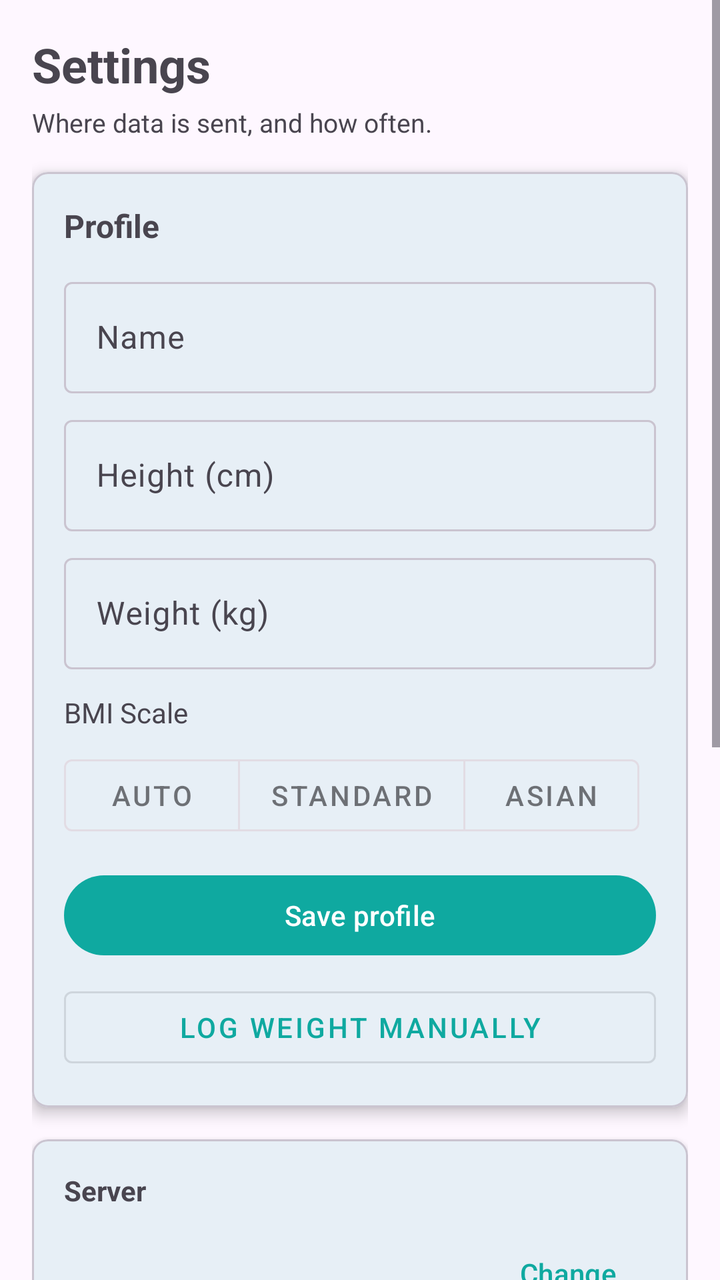
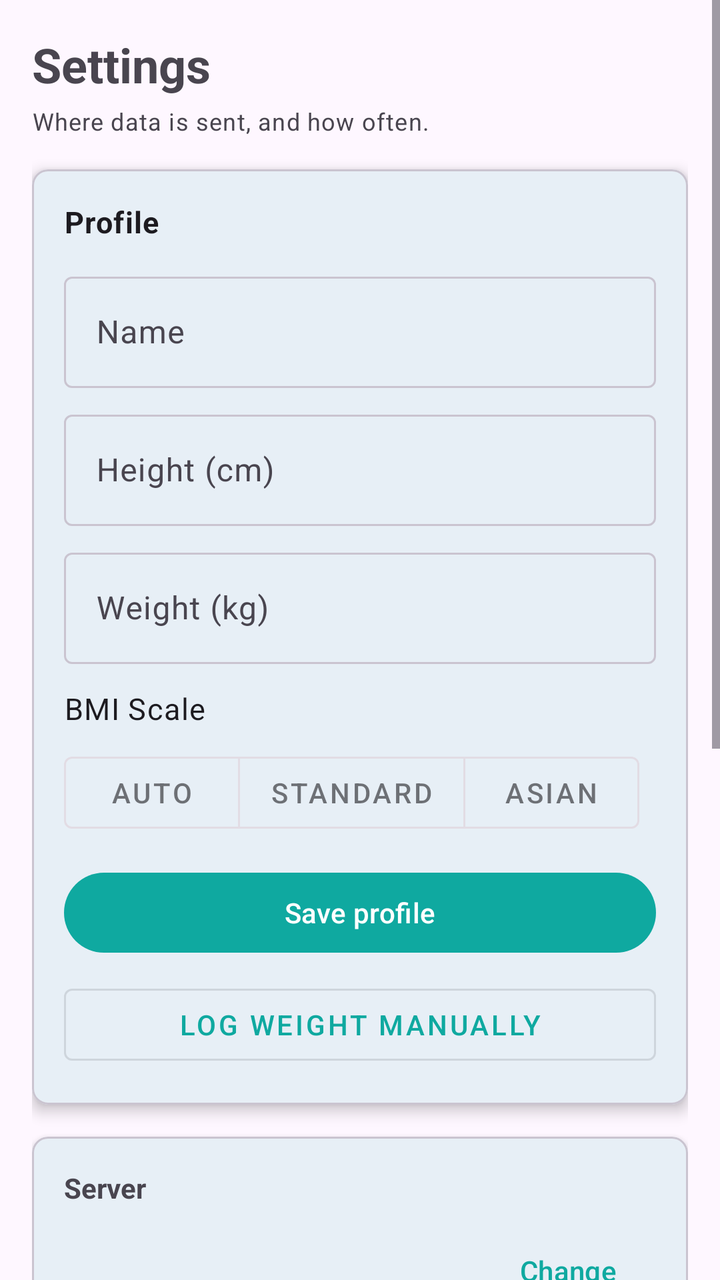

Before-and-after screenshots of an Android layout around one commit, followed by the original layout XML and the change that was made.
<!-- AndroidManifest.xml: activity theme Theme.Vitalix -->
<!-- res/layout/activity_settings.xml -->
<?xml version="1.0" encoding="utf-8"?>
<ScrollView xmlns:android="http://schemas.android.com/apk/res/android"
    xmlns:app="http://schemas.android.com/apk/res-auto"
    android:layout_width="match_parent"
    android:layout_height="match_parent"
    android:fillViewport="true">

    <LinearLayout
        android:layout_width="match_parent"
        android:layout_height="wrap_content"
        android:orientation="vertical"
        android:padding="16dp">

        <TextView
            android:layout_width="wrap_content"
            android:layout_height="wrap_content"
            android:layout_marginBottom="4dp"
            android:text="Settings"
            android:textSize="24sp"
            android:textStyle="bold" />

        <TextView
            android:layout_width="match_parent"
            android:layout_height="wrap_content"
            android:layout_marginBottom="16dp"
            android:text="Where data is sent, and how often."
            android:textSize="13sp" />

        
        <com.google.android.material.card.MaterialCardView
            android:layout_width="match_parent"
            android:layout_height="wrap_content"
            android:layout_marginBottom="16dp"
            app:cardCornerRadius="8dp"
            app:cardElevation="4dp">

            <LinearLayout
                android:layout_width="match_parent"
                android:layout_height="wrap_content"
                android:orientation="vertical"
                android:padding="16dp">

                <TextView
                    android:layout_width="wrap_content"
                    android:layout_height="wrap_content"
                    android:layout_marginBottom="12dp"
                    android:text="Profile"
                    android:textSize="16sp"
                    android:textStyle="bold" />

                <com.google.android.material.textfield.TextInputLayout
                    android:layout_width="match_parent"
                    android:layout_height="wrap_content"
                    android:layout_marginBottom="8dp"
                    android:hint="Name"
                    app:boxBackgroundMode="outline">
                    <com.google.android.material.textfield.TextInputEditText
                        android:id="@+id/editProfileName"
                        android:layout_width="match_parent"
                        android:layout_height="wrap_content"
                        android:inputType="textPersonName" />
                </com.google.android.material.textfield.TextInputLayout>

                <com.google.android.material.textfield.TextInputLayout
                    android:layout_width="match_parent"
                    android:layout_height="wrap_content"
                    android:layout_marginBottom="8dp"
                    android:hint="Height (cm)"
                    app:boxBackgroundMode="outline"
                    app:suffixText="cm">
                    <com.google.android.material.textfield.TextInputEditText
                        android:id="@+id/editProfileHeight"
                        android:layout_width="match_parent"
                        android:layout_height="wrap_content"
                        android:inputType="numberDecimal" />
                </com.google.android.material.textfield.TextInputLayout>

                <com.google.android.material.textfield.TextInputLayout
                    android:layout_width="match_parent"
                    android:layout_height="wrap_content"
                    android:layout_marginBottom="12dp"
                    android:hint="Weight (kg)"
                    app:boxBackgroundMode="outline"
                    app:suffixText="kg">
                    <com.google.android.material.textfield.TextInputEditText
                        android:id="@+id/editProfileWeight"
                        android:layout_width="match_parent"
                        android:layout_height="wrap_content"
                        android:inputType="numberDecimal" />
                </com.google.android.material.textfield.TextInputLayout>

                <TextView
                    android:layout_width="wrap_content"
                    android:layout_height="wrap_content"
                    android:layout_marginBottom="8dp"
                    android:text="BMI Scale"
                    android:textSize="14sp" />

                <com.google.android.material.button.MaterialButtonToggleGroup
                    android:id="@+id/toggleBmiScale"
                    android:layout_width="wrap_content"
                    android:layout_height="wrap_content"
                    android:layout_marginBottom="12dp"
                    app:singleSelection="true"
                    app:selectionRequired="true">

                    <com.google.android.material.button.MaterialButton
                        android:id="@+id/btnScaleAuto"
                        style="@style/Widget.MaterialComponents.Button.OutlinedButton"
                        android:layout_width="wrap_content"
                        android:layout_height="wrap_content"
                        android:text="Auto" />

                    <com.google.android.material.button.MaterialButton
                        android:id="@+id/btnScaleStandard"
                        style="@style/Widget.MaterialComponents.Button.OutlinedButton"
                        android:layout_width="wrap_content"
                        android:layout_height="wrap_content"
                        android:text="Standard" />

                    <com.google.android.material.button.MaterialButton
                        android:id="@+id/btnScaleAsian"
                        style="@style/Widget.MaterialComponents.Button.OutlinedButton"
                        android:layout_width="wrap_content"
                        android:layout_height="wrap_content"
                        android:text="Asian" />

                </com.google.android.material.button.MaterialButtonToggleGroup>

                <Button
                    android:id="@+id/btnSaveProfile"
                    android:layout_width="match_parent"
                    android:layout_height="wrap_content"
                    android:text="Save profile" />

                <Button
                    android:id="@+id/btnManualWeight"
                    android:layout_width="match_parent"
                    android:layout_height="wrap_content"
                    android:layout_marginTop="8dp"
                    android:text="Log weight manually"
                    style="@style/Widget.MaterialComponents.Button.OutlinedButton" />

            </LinearLayout>
        </com.google.android.material.card.MaterialCardView>

        
        <com.google.android.material.card.MaterialCardView
            android:layout_width="match_parent"
            android:layout_height="wrap_content"
            android:layout_marginBottom="16dp"
            app:cardCornerRadius="8dp"
            app:cardElevation="4dp">

            <LinearLayout
                android:layout_width="match_parent"
                android:layout_height="wrap_content"
                android:orientation="vertical"
                android:padding="16dp">

                <TextView
                    android:layout_width="wrap_content"
                    android:layout_height="wrap_content"
                    android:layout_marginBottom="8dp"
                    android:text="Server"
                    android:textStyle="bold" />

                <LinearLayout
                    android:layout_width="match_parent"
                    android:layout_height="wrap_content"
                    android:gravity="center_vertical"
                    android:orientation="horizontal">

                    <TextView
                        android:id="@+id/txtServerUrl"
                        android:layout_width="0dp"
                        android:layout_height="wrap_content"
                        android:layout_weight="1"
                        android:ellipsize="middle"
                        android:singleLine="true"
                        android:textSize="14sp" />

                    <Button
                        android:id="@+id/btnChangeServerUrl"
                        style="?attr/borderlessButtonStyle"
                        android:layout_width="wrap_content"
                        android:layout_height="wrap_content"
                        android:text="Change" />
                </LinearLayout>

            </LinearLayout>
        </com.google.android.material.card.MaterialCardView>

        
        <com.google.android.material.card.MaterialCardView
            android:layout_width="match_parent"
            android:layout_height="wrap_content"
            android:layout_marginBottom="16dp"
            app:cardCornerRadius="8dp"
            app:cardElevation="4dp">

            <LinearLayout
                android:layout_width="match_parent"
                android:layout_height="wrap_content"
                android:orientation="vertical"
                android:padding="16dp">

                <TextView
                    android:layout_width="wrap_content"
                    android:layout_height="wrap_content"
                    android:layout_marginBottom="8dp"
                    android:text="Auto-sync"
                    android:textStyle="bold" />

                <com.google.android.material.switchmaterial.SwitchMaterial
                    android:id="@+id/switchAutoSync"
                    android:layout_width="match_parent"
                    android:layout_height="wrap_content"
                    android:layout_marginBottom="8dp"
                    android:text="Enable auto-sync" />

                <TextView
                    android:id="@+id/txtAutoSyncState"
                    android:layout_width="match_parent"
                    android:layout_height="wrap_content"
                    android:textSize="12sp" />

            </LinearLayout>
        </com.google.android.material.card.MaterialCardView>

        <com.google.android.material.card.MaterialCardView
            android:id="@+id/cardBattery"
            android:layout_width="match_parent"
            android:layout_height="wrap_content"
            android:layout_marginTop="12dp"
            android:visibility="gone"
            app:cardBackgroundColor="?attr/colorErrorContainer">

            <LinearLayout
                android:layout_width="match_parent"
                android:layout_height="wrap_content"
                android:orientation="vertical"
                android:padding="16dp">

                <TextView
                    android:layout_width="wrap_content"
                    android:layout_height="wrap_content"
                    android:layout_marginBottom="8dp"
                    android:text="Background sync at risk"
                    android:textColor="?attr/colorOnErrorContainer"
                    android:textStyle="bold" />

                <TextView
                    android:id="@+id/txtBatteryHint"
                    android:layout_width="match_parent"
                    android:layout_height="wrap_content"
                    android:layout_marginBottom="8dp"
                    android:textColor="?attr/colorOnErrorContainer"
                    android:textSize="13sp" />

                <Button
                    android:id="@+id/btnAllowBackground"
                    android:layout_width="match_parent"
                    android:layout_height="wrap_content"
                    android:text="Allow background activity" />

                <Button
                    android:id="@+id/btnOpenDeviceSettings"
                    style="?attr/borderlessButtonStyle"
                    android:layout_width="match_parent"
                    android:layout_height="wrap_content"
                    android:text="Open device settings" />

            </LinearLayout>
        </com.google.android.material.card.MaterialCardView>

        
        <com.google.android.material.card.MaterialCardView
            android:layout_width="match_parent"
            android:layout_height="wrap_content"
            android:layout_marginTop="12dp"
            app:cardCornerRadius="8dp"
            app:cardElevation="4dp">

            <LinearLayout
                android:layout_width="match_parent"
                android:layout_height="wrap_content"
                android:orientation="vertical"
                android:padding="16dp">

                <TextView
                    android:layout_width="wrap_content"
                    android:layout_height="wrap_content"
                    android:layout_marginBottom="8dp"
                    android:text="Account"
                    android:textStyle="bold" />

                <TextView
                    android:layout_width="match_parent"
                    android:layout_height="wrap_content"
                    android:text="@string/account_export_hint"
                    android:textSize="13sp" />

                <Button
                    android:id="@+id/btnExportData"
                    style="?attr/materialButtonOutlinedStyle"
                    android:layout_width="match_parent"
                    android:layout_height="wrap_content"
                    android:text="@string/account_export" />

                <Button
                    android:id="@+id/btnDeleteAccount"
                    style="?attr/materialButtonOutlinedStyle"
                    android:layout_width="match_parent"
                    android:layout_height="wrap_content"
                    android:text="@string/account_delete"
                    android:textColor="?attr/colorError" />

            </LinearLayout>
        </com.google.android.material.card.MaterialCardView>

        <TextView
            android:id="@+id/txtVersion"
            android:layout_width="match_parent"
            android:layout_height="wrap_content"
            android:layout_marginTop="24dp"
            android:gravity="center"
            android:textColor="?android:attr/textColorSecondary"
            android:textSize="12sp" />

    </LinearLayout>
</ScrollView>
<!-- resources referenced by this layout -->
<resources>
  <string name="account_delete">Delete account</string>
  <string name="account_export">Export data</string>
  <string name="account_export_hint">Opens your account page in the browser to download all your data.</string>
  <style name="Theme.Vitalix" parent="Base.Theme.Vitalix" />
  <style name="Base.Theme.Vitalix" parent="Theme.Material3.DayNight.NoActionBar">
          <item name="colorPrimary">@color/vital_teal</item>
          <item name="colorOnPrimary">@color/white</item>
          <item name="colorSecondary">@color/pulse_green</item>
          <item name="colorOnSecondary">@color/black</item>
          <item name="android:colorBackground">@color/bg_app</item>
          <item name="colorSurface">@color/bg_surface</item>
          <item name="colorOnBackground">@color/text_primary</item>
          <item name="colorOnSurface">@color/text_primary</item>
          <item name="colorOnSurfaceVariant">@color/text_secondary</item>
          <item name="colorOutline">@color/outline_subtle</item>
          <item name="colorOutlineVariant">@color/outline_subtle</item>
      </style>
  <color name="vital_teal">#0FA9A0</color>
  <color name="white">#FFFFFFFF</color>
  <color name="pulse_green">#34D399</color>
  <color name="black">#FF000000</color>
  <color name="bg_app">#FFFEF7FF</color>
  <color name="bg_surface">#FFFEF7FF</color>
  <color name="text_primary">#FF1D1B20</color>
  <color name="text_secondary">#FF49454F</color>
  <color name="outline_subtle">#FFCAC4D0</color>
</resources>

<!-- the commit's change to res/layout/activity_settings.xml (unified diff, before → after) -->
@@ -9,12 +9,12 @@
         android:layout_width="match_parent"
         android:layout_height="wrap_content"
         android:orientation="vertical"
-        android:padding="16dp">
+        android:padding="@dimen/space_16">
 
         <TextView
             android:layout_width="wrap_content"
             android:layout_height="wrap_content"
-            android:layout_marginBottom="4dp"
+            android:layout_marginBottom="@dimen/space_4"
             android:text="Settings"
             android:textSize="24sp"
             android:textStyle="bold" />
@@ -22,15 +22,15 @@
         <TextView
             android:layout_width="match_parent"
             android:layout_height="wrap_content"
-            android:layout_marginBottom="16dp"
+            android:layout_marginBottom="@dimen/space_16"
             android:text="Where data is sent, and how often."
-            android:textSize="13sp" />
+            android:textAppearance="@style/Vitalix.Caption" />
 
         
         <com.google.android.material.card.MaterialCardView
             android:layout_width="match_parent"
             android:layout_height="wrap_content"
-            android:layout_marginBottom="16dp"
+            android:layout_marginBottom="@dimen/space_16"
             app:cardCornerRadius="8dp"
             app:cardElevation="4dp">
 
@@ -38,20 +38,20 @@
                 android:layout_width="match_parent"
                 android:layout_height="wrap_content"
                 android:orientation="vertical"
-                android:padding="16dp">
-
-                <TextView
-                    android:layout_width="wrap_content"
-                    android:layout_height="wrap_content"
-                    android:layout_marginBottom="12dp"
+                android:padding="@dimen/space_16">
+
+                <TextView
+                    android:layout_width="wrap_content"
+                    android:layout_height="wrap_content"
+                    android:layout_marginBottom="@dimen/space_12"
                     android:text="Profile"
-                    android:textSize="16sp"
+                    android:textAppearance="@style/Vitalix.Body"
                     android:textStyle="bold" />
 
                 <com.google.android.material.textfield.TextInputLayout
                     android:layout_width="match_parent"
                     android:layout_height="wrap_content"
-                    android:layout_marginBottom="8dp"
+                    android:layout_marginBottom="@dimen/space_8"
                     android:hint="Name"
                     app:boxBackgroundMode="outline">
                     <com.google.android.material.textfield.TextInputEditText
@@ -64,7 +64,7 @@
                 <com.google.android.material.textfield.TextInputLayout
                     android:layout_width="match_parent"
                     android:layout_height="wrap_content"
-                    android:layout_marginBottom="8dp"
+                    android:layout_marginBottom="@dimen/space_8"
                     android:hint="Height (cm)"
                     app:boxBackgroundMode="outline"
                     app:suffixText="cm">
@@ -78,7 +78,7 @@
                 <com.google.android.material.textfield.TextInputLayout
                     android:layout_width="match_parent"
                     android:layout_height="wrap_content"
-                    android:layout_marginBottom="12dp"
+                    android:layout_marginBottom="@dimen/space_12"
                     android:hint="Weight (kg)"
                     app:boxBackgroundMode="outline"
                     app:suffixText="kg">
@@ -92,15 +92,15 @@
                 <TextView
                     android:layout_width="wrap_content"
                     android:layout_height="wrap_content"
-                    android:layout_marginBottom="8dp"
+                    android:layout_marginBottom="@dimen/space_8"
                     android:text="BMI Scale"
-                    android:textSize="14sp" />
+                    android:textAppearance="@style/Vitalix.Body" />
 
                 <com.google.android.material.button.MaterialButtonToggleGroup
                     android:id="@+id/toggleBmiScale"
                     android:layout_width="wrap_content"
                     android:layout_height="wrap_content"
-                    android:layout_marginBottom="12dp"
+                    android:layout_marginBottom="@dimen/space_12"
                     app:singleSelection="true"
                     app:selectionRequired="true">
 
@@ -137,7 +137,7 @@
                     android:id="@+id/btnManualWeight"
                     android:layout_width="match_parent"
                     android:layout_height="wrap_content"
-                    android:layout_marginTop="8dp"
+                    android:layout_marginTop="@dimen/space_8"
                     android:text="Log weight manually"
                     style="@style/Widget.MaterialComponents.Button.OutlinedButton" />
 
@@ -148,7 +148,7 @@
         <com.google.android.material.card.MaterialCardView
             android:layout_width="match_parent"
             android:layout_height="wrap_content"
-            android:layout_marginBottom="16dp"
+            android:layout_marginBottom="@dimen/space_16"
             app:cardCornerRadius="8dp"
             app:cardElevation="4dp">
 
@@ -156,12 +156,12 @@
                 android:layout_width="match_parent"
                 android:layout_height="wrap_content"
                 android:orientation="vertical"
-                android:padding="16dp">
-
-                <TextView
-                    android:layout_width="wrap_content"
-                    android:layout_height="wrap_content"
-                    android:layout_marginBottom="8dp"
+                android:padding="@dimen/space_16">
+
+                <TextView
+                    android:layout_width="wrap_content"
+                    android:layout_height="wrap_content"
+                    android:layout_marginBottom="@dimen/space_8"
                     android:text="Server"
                     android:textStyle="bold" />
 
@@ -178,7 +178,7 @@
                         android:layout_weight="1"
                         android:ellipsize="middle"
                         android:singleLine="true"
-                        android:textSize="14sp" />
+                        android:textAppearance="@style/Vitalix.Body" />
 
                     <Button
                         android:id="@+id/btnChangeServerUrl"
@@ -195,7 +195,7 @@
         <com.google.android.material.card.MaterialCardView
             android:layout_width="match_parent"
             android:layout_height="wrap_content"
-            android:layout_marginBottom="16dp"
+            android:layout_marginBottom="@dimen/space_16"
             app:cardCornerRadius="8dp"
             app:cardElevation="4dp">
 
@@ -203,12 +203,12 @@
                 android:layout_width="match_parent"
                 android:layout_height="wrap_content"
                 android:orientation="vertical"
-                android:padding="16dp">
-
-                <TextView
-                    android:layout_width="wrap_content"
-                    android:layout_height="wrap_content"
-                    android:layout_marginBottom="8dp"
+                android:padding="@dimen/space_16">
+
+                <TextView
+                    android:layout_width="wrap_content"
+                    android:layout_height="wrap_content"
+                    android:layout_marginBottom="@dimen/space_8"
                     android:text="Auto-sync"
                     android:textStyle="bold" />
 
@@ -216,14 +216,14 @@
                     android:id="@+id/switchAutoSync"
                     android:layout_width="match_parent"
                     android:layout_height="wrap_content"
-                    android:layout_marginBottom="8dp"
+                    android:layout_marginBottom="@dimen/space_8"
                     android:text="Enable auto-sync" />
 
                 <TextView
                     android:id="@+id/txtAutoSyncState"
                     android:layout_width="match_parent"
                     android:layout_height="wrap_content"
-                    android:textSize="12sp" />
+                    android:textAppearance="@style/Vitalix.Caption" />
 
             </LinearLayout>
         </com.google.android.material.card.MaterialCardView>
@@ -232,7 +232,7 @@
             android:id="@+id/cardBattery"
             android:layout_width="match_parent"
             android:layout_height="wrap_content"
-            android:layout_marginTop="12dp"
+            android:layout_marginTop="@dimen/space_12"
             android:visibility="gone"
             app:cardBackgroundColor="?attr/colorErrorContainer">
 
@@ -240,12 +240,12 @@
                 android:layout_width="match_parent"
                 android:layout_height="wrap_content"
                 android:orientation="vertical"
-                android:padding="16dp">
-
-                <TextView
-                    android:layout_width="wrap_content"
-                    android:layout_height="wrap_content"
-                    android:layout_marginBottom="8dp"
+                android:padding="@dimen/space_16">
+
+                <TextView
+                    android:layout_width="wrap_content"
+                    android:layout_height="wrap_content"
+                    android:layout_marginBottom="@dimen/space_8"
                     android:text="Background sync at risk"
                     android:textColor="?attr/colorOnErrorContainer"
                     android:textStyle="bold" />
@@ -254,9 +254,9 @@
                     android:id="@+id/txtBatteryHint"
                     android:layout_width="match_parent"
                     android:layout_height="wrap_content"
-                    android:layout_marginBottom="8dp"
+                    android:layout_marginBottom="@dimen/space_8"
                     android:textColor="?attr/colorOnErrorContainer"
-                    android:textSize="13sp" />
+                    android:textAppearance="@style/Vitalix.Caption" />
 
                 <Button
                     android:id="@+id/btnAllowBackground"
@@ -278,7 +278,7 @@
         <com.google.android.material.card.MaterialCardView
             android:layout_width="match_parent"
             android:layout_height="wrap_content"
-            android:layout_marginTop="12dp"
+            android:layout_marginTop="@dimen/space_12"
             app:cardCornerRadius="8dp"
             app:cardElevation="4dp">
 
@@ -286,12 +286,12 @@
                 android:layout_width="match_parent"
                 android:layout_height="wrap_content"
                 android:orientation="vertical"
-                android:padding="16dp">
-
-                <TextView
-                    android:layout_width="wrap_content"
-                    android:layout_height="wrap_content"
-                    android:layout_marginBottom="8dp"
+                android:padding="@dimen/space_16">
+
+                <TextView
+                    android:layout_width="wrap_content"
+                    android:layout_height="wrap_content"
+                    android:layout_marginBottom="@dimen/space_8"
                     android:text="Account"
                     android:textStyle="bold" />
 
@@ -299,7 +299,7 @@
                     android:layout_width="match_parent"
                     android:layout_height="wrap_content"
                     android:text="@string/account_export_hint"
-                    android:textSize="13sp" />
+                    android:textAppearance="@style/Vitalix.Caption" />
 
                 <Button
                     android:id="@+id/btnExportData"
@@ -323,10 +323,10 @@
             android:id="@+id/txtVersion"
             android:layout_width="match_parent"
             android:layout_height="wrap_content"
-            android:layout_marginTop="24dp"
+            android:layout_marginTop="@dimen/space_24"
             android:gravity="center"
             android:textColor="?android:attr/textColorSecondary"
-            android:textSize="12sp" />
+            android:textAppearance="@style/Vitalix.Caption" />
 
     </LinearLayout>
 </ScrollView>
<!-- resource entries referenced after the edit -->
@@ -1,8 +1,19 @@
 <!-- resources referenced by this layout -->
 <resources>
+  <dimen name="space_12">12dp</dimen>
+  <dimen name="space_16">16dp</dimen>
+  <dimen name="space_24">24dp</dimen>
+  <dimen name="space_4">4dp</dimen>
+  <dimen name="space_8">8dp</dimen>
   <string name="account_delete">Delete account</string>
   <string name="account_export">Export data</string>
   <string name="account_export_hint">Opens your account page in the browser to download all your data.</string>
+  <style name="Vitalix.Body" parent="TextAppearance.Material3.BodyLarge">
+          <item name="android:textSize">15sp</item>
+      </style>
+  <style name="Vitalix.Caption" parent="TextAppearance.Material3.BodySmall">
+          <item name="android:textSize">12sp</item>
+      </style>
   <style name="Theme.Vitalix" parent="Base.Theme.Vitalix" />
   <style name="Base.Theme.Vitalix" parent="Theme.Material3.DayNight.NoActionBar">
           <item name="colorPrimary">@color/vital_teal</item>
